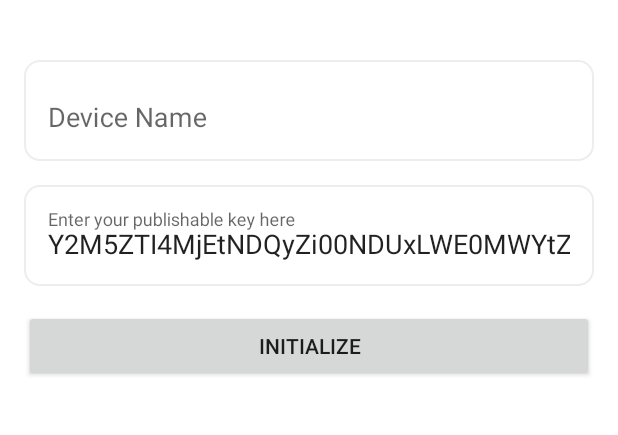
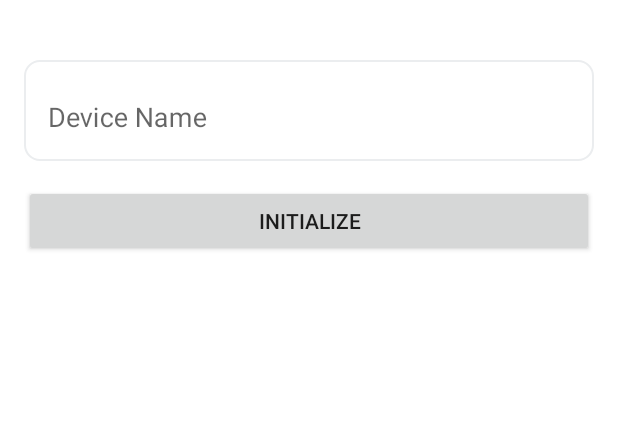
Before and after one commit to mappls-api/mapmyindia-intouch-android-sdk, an Android app: the fragment TrackingFragment placed in its activity, after a tap on "Start Tracking", on a phone screen of 412 x 824 dp, the part 114-549 px from its top. Run offline under Robolectric (Android 15) with nearby library versions, the phone set to English and light mode, and no system bars; our stand-ins replace data binding; libraries missing offline, so code that uses them is left out: com.mapmyindia.sdk; 6 statements that could not run were skipped.

Commit message:
Change initialization process for publishable key to CI & CS.

```diff
--- a/app/build.gradle
+++ b/app/build.gradle
@@ -33,5 +33,5 @@ dependencies {
     implementation 'androidx.lifecycle:lifecycle-extensions:2.2.0'
     implementation "com.google.android.material:material:1.1.0"
     implementation 'com.afollestad.material-dialogs:core:0.9.6.0'
-    implementation 'com.mapmyindia.sdk:intouch-sdk:0.2.0'
+    implementation 'com.mapmyindia.sdk:intouch-sdk:0.3.0'
 }
--- a/app/src/main/AndroidManifest.xml
+++ b/app/src/main/AndroidManifest.xml
@@ -17,11 +17,7 @@
                 <category android:name="android.intent.category.LAUNCHER" />
             </intent-filter>
         </activity>
-        <provider
-            android:name="com.mapmyindia.sdk.intouch.InTouchProvider"
-            android:authorities="${applicationId}.InTouchProvider"
-            android:enabled="true"
-            android:exported="false" />
+
     </application>
 
 </manifest>
--- a/app/src/main/java/com/mapmyindia/intouchsdkdemo/MainFragment.java
+++ b/app/src/main/java/com/mapmyindia/intouchsdkdemo/MainFragment.java
@@ -14,7 +14,7 @@ import com.mapmyindia.intouchsdkdemo.databinding.FragmentMainBinding;
 
 public class MainFragment extends Fragment {
 
-    public static MainFragment newInstance() {
+    static MainFragment newInstance() {
         Bundle args = new Bundle();
         MainFragment fragment = new MainFragment();
         fragment.setArguments(args);
--- a/app/src/main/java/com/mapmyindia/intouchsdkdemo/SetUpKeyFragment.java
+++ b/app/src/main/java/com/mapmyindia/intouchsdkdemo/SetUpKeyFragment.java
@@ -22,12 +22,12 @@ import java.util.Objects;
 
 public class SetUpKeyFragment extends Fragment {
 
-    //private final String PUBLISHABLE_KEY = "<Your Publishable Key>?";
-    private final String PUBLISHABLE_KEY = "Y2M5ZTI4MjEtNDQyZi00NDUxLWE0MWYtZDdhNDg2ZDE4ZDA3";
+    private final String KEY_CLIENT_ID = "<your client id>";
+    private final String KEY_CLIENT_SECRET = "<your client secret>";
 
     private FragmentKeyInitializationBinding mBinding;
 
-    public static SetUpKeyFragment newInstance() {
+    static SetUpKeyFragment newInstance() {
 
         Bundle args = new Bundle();
 
@@ -45,15 +45,12 @@ public class SetUpKeyFragment extends Fragment {
     @Override
     public View onCreateView(@NonNull LayoutInflater inflater, @Nullable ViewGroup container, @Nullable Bundle savedInstanceState) {
         mBinding = DataBindingUtil.inflate(inflater, R.layout.fragment_key_initialization, container, false);
-        mBinding.textKey.setText(PUBLISHABLE_KEY);
 
         mBinding.setOnClickInItKey(v -> {
             if (getActivity() == null)
                 return;
-            String key = mBinding.textKey.getText().toString();
-            if (!TextUtils.isEmpty(key)) {
-                //InTouch.initialize(key, mBinding.textName.getText().toString(), this);
-                InTouch.initialize(mBinding.textName.getText().toString(), key, new IAuthListener() {
+            if (!TextUtils.isEmpty(KEY_CLIENT_ID) && !TextUtils.isEmpty(KEY_CLIENT_SECRET)) {
+                InTouch.initialize(mBinding.textName.getText().toString(), KEY_CLIENT_ID, KEY_CLIENT_SECRET, new IAuthListener() {
                     @Override
                     public void onSuccess() {
                         if (getActivity() != null) {
--- a/app/src/main/java/com/mapmyindia/intouchsdkdemo/TrackingFragment.java
+++ b/app/src/main/java/com/mapmyindia/intouchsdkdemo/TrackingFragment.java
@@ -12,11 +12,8 @@ import androidx.annotation.NonNull;
 import androidx.annotation.Nullable;
 import androidx.databinding.DataBindingUtil;
 import androidx.fragment.app.Fragment;
-import androidx.lifecycle.ViewModelProvider;
 
-import com.afollestad.materialdialogs.MaterialDialog;
 import com.mapmyindia.intouchsdkdemo.databinding.FragmentTrackingBinding;
-import com.mapmyindia.intouchsdkdemo.device.DeviceViewModel;
 import com.mapmyindia.sdk.intouch.InTouch;
 import com.mapmyindia.sdk.tracking.Config;
 import com.mapmyindia.sdk.tracking.TrackingStateObserver;
@@ -25,9 +22,8 @@ import com.mapmyindia.sdk.tracking.utils.TrackingError;
 public class TrackingFragment extends Fragment implements TrackingStateObserver.OnTrackingStateChangeListener {
     private FragmentTrackingBinding mBinding;
 
-    private DeviceViewModel viewModel;
 
-    public static TrackingFragment newInstance() {
+    static TrackingFragment newInstance() {
 
         Bundle args = new Bundle();
 
@@ -40,7 +36,6 @@ public class TrackingFragment extends Fragment implements TrackingStateObserver.
     public void onCreate(@Nullable Bundle savedInstanceState) {
 
         super.onCreate(savedInstanceState);
-        viewModel = new ViewModelProvider(this).get(DeviceViewModel.class);
     }
 
     @Nullable
@@ -96,7 +91,6 @@ public class TrackingFragment extends Fragment implements TrackingStateObserver.
                     .build();
             InTouch.startTracking();
         } else {
-            //Toast.makeText(getActivity(), "Beacon already running", Toast.LENGTH_SHORT).show();
             stopTracking();
         }
     }
--- a/app/src/main/res/layout/fragment_key_initialization.xml
+++ b/app/src/main/res/layout/fragment_key_initialization.xml
@@ -53,7 +53,8 @@
             android:layout_marginLeft="@dimen/spacing_normal"
             android:layout_marginTop="@dimen/spacing_normal"
             android:layout_marginEnd="@dimen/spacing_normal"
-            android:layout_marginRight="@dimen/spacing_normal">
+            android:layout_marginRight="@dimen/spacing_normal"
+            android:visibility="gone">
 
             <com.google.android.material.textfield.TextInputEditText
                 android:id="@+id/text_key"
```
Also changed, not shown: app/src/main/java/com/mapmyindia/intouchsdkdemo/MainActivity.java (+1 -22 lines).
